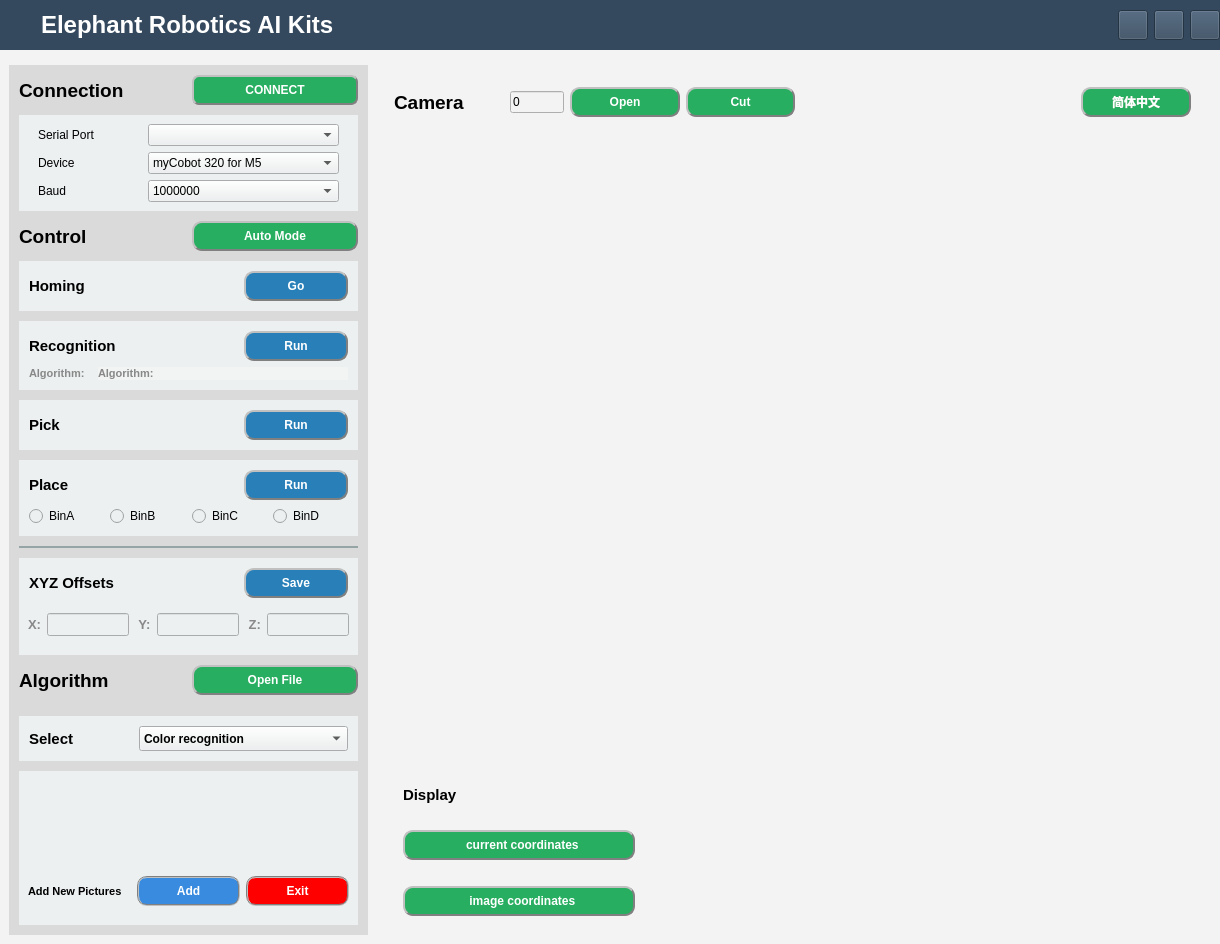
This is libraries/pyqtFile/AiKit_auto.ui in elephantrobotics/AiKit_UI as Qt 5 draws it before an edit. The edited form follows.
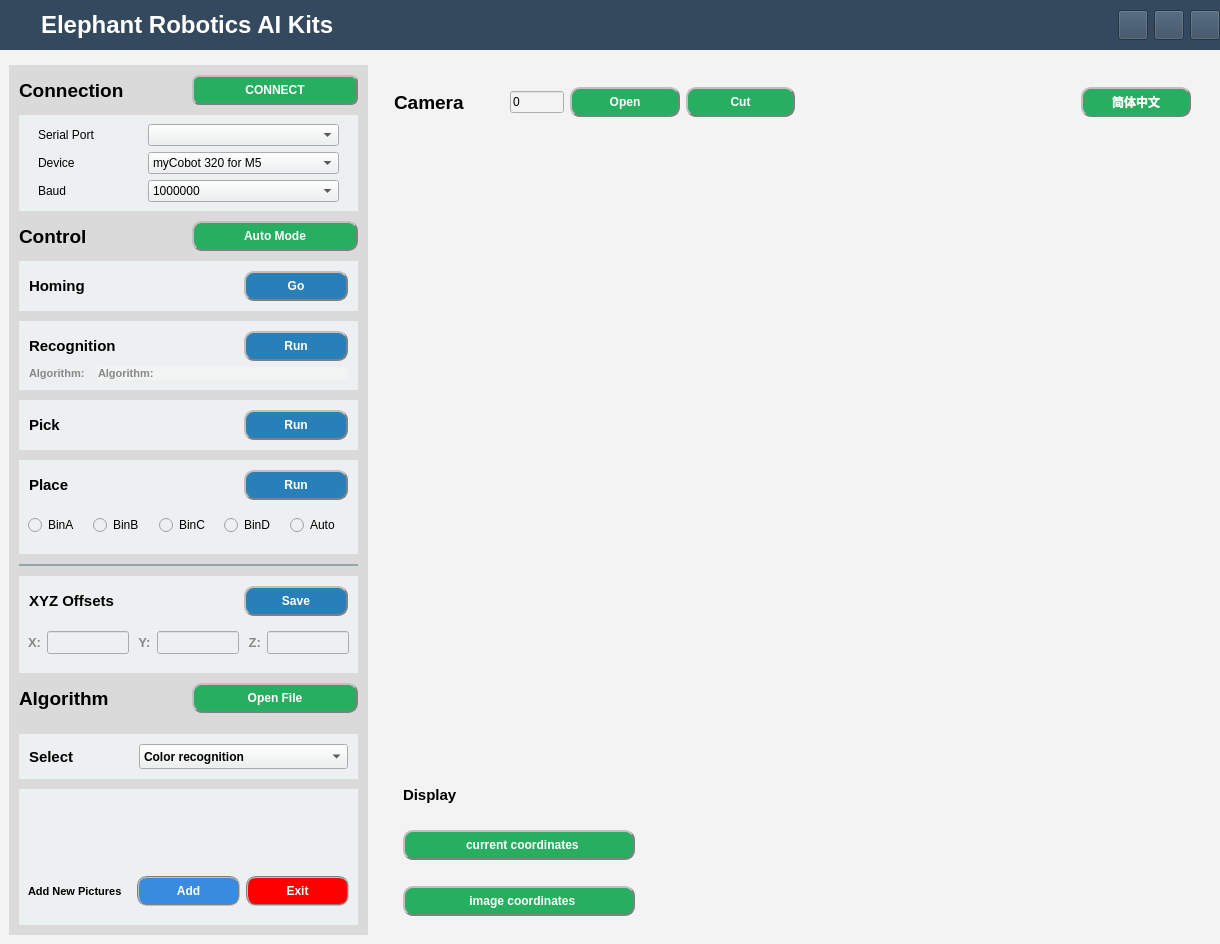
This is the edited form. Icons and pictures are not drawn.

Patch:
```diff
--- a/libraries/pyqtFile/AiKit_auto.ui
+++ b/libraries/pyqtFile/AiKit_auto.ui
@@ -932,18 +932,6 @@
                  <item>
                   <widget class="QWidget" name="widget_15" native="true">
                    <layout class="QHBoxLayout" name="horizontalLayout_10">
-                    <property name="leftMargin">
-                     <number>10</number>
-                    </property>
-                    <property name="topMargin">
-                     <number>0</number>
-                    </property>
-                    <property name="rightMargin">
-                     <number>10</number>
-                    </property>
-                    <property name="bottomMargin">
-                     <number>0</number>
-                    </property>
                     <item>
                      <widget class="QRadioButton" name="radioButton_A">
                       <property name="font">
@@ -992,6 +980,18 @@
                       </property>
                      </widget>
                     </item>
+                    <item>
+                     <widget class="QRadioButton" name="radioButton_auto">
+                      <property name="font">
+                       <font>
+                        <family>Arial</family>
+                       </font>
+                      </property>
+                      <property name="text">
+                       <string>Auto</string>
+                      </property>
+                     </widget>
+                    </item>
                    </layout>
                   </widget>
                  </item>
@@ -1053,7 +1053,6 @@
                        <font>
                         <family>Arial</family>
                         <pointsize>11</pointsize>
-                        <weight>75</weight>
                         <bold>true</bold>
                        </font>
                       </property>
@@ -1073,7 +1072,6 @@
                       <property name="font">
                        <font>
                         <family>Arial</family>
-                        <weight>75</weight>
                         <bold>true</bold>
                        </font>
                       </property>
@@ -1104,7 +1102,6 @@
                        <font>
                         <family>Arial</family>
                         <pointsize>10</pointsize>
-                        <weight>75</weight>
                         <bold>true</bold>
                        </font>
                       </property>
@@ -1134,7 +1131,6 @@
                        <font>
                         <family>Arial</family>
                         <pointsize>10</pointsize>
-                        <weight>75</weight>
                         <bold>true</bold>
                        </font>
                       </property>
@@ -1167,7 +1163,6 @@
                        <font>
                         <family>Arial</family>
                         <pointsize>10</pointsize>
-                        <weight>75</weight>
                         <bold>true</bold>
                        </font>
                       </property>
@@ -1218,7 +1213,6 @@
                     <font>
                      <family>Arial</family>
                      <pointsize>14</pointsize>
-                     <weight>75</weight>
                      <bold>true</bold>
                     </font>
                    </property>
@@ -1238,7 +1232,6 @@
                    <property name="font">
                     <font>
                      <family>Arial</family>
-                     <weight>75</weight>
                      <bold>true</bold>
                     </font>
                    </property>
@@ -1284,7 +1277,6 @@
                     <font>
                      <family>Arial</family>
                      <pointsize>11</pointsize>
-                     <weight>75</weight>
                      <bold>true</bold>
                     </font>
                    </property>
@@ -1303,7 +1295,6 @@
                    </property>
                    <property name="font">
                     <font>
-                     <weight>75</weight>
                      <bold>true</bold>
                     </font>
                    </property>
@@ -1374,7 +1365,6 @@
                   <widget class="QLabel" name="show_cutimg_lab">
                    <property name="font">
                     <font>
-                     <weight>75</weight>
                      <bold>true</bold>
                     </font>
                    </property>
```
Left out of the diff: 35 changed lines with no effect on the pictures.
